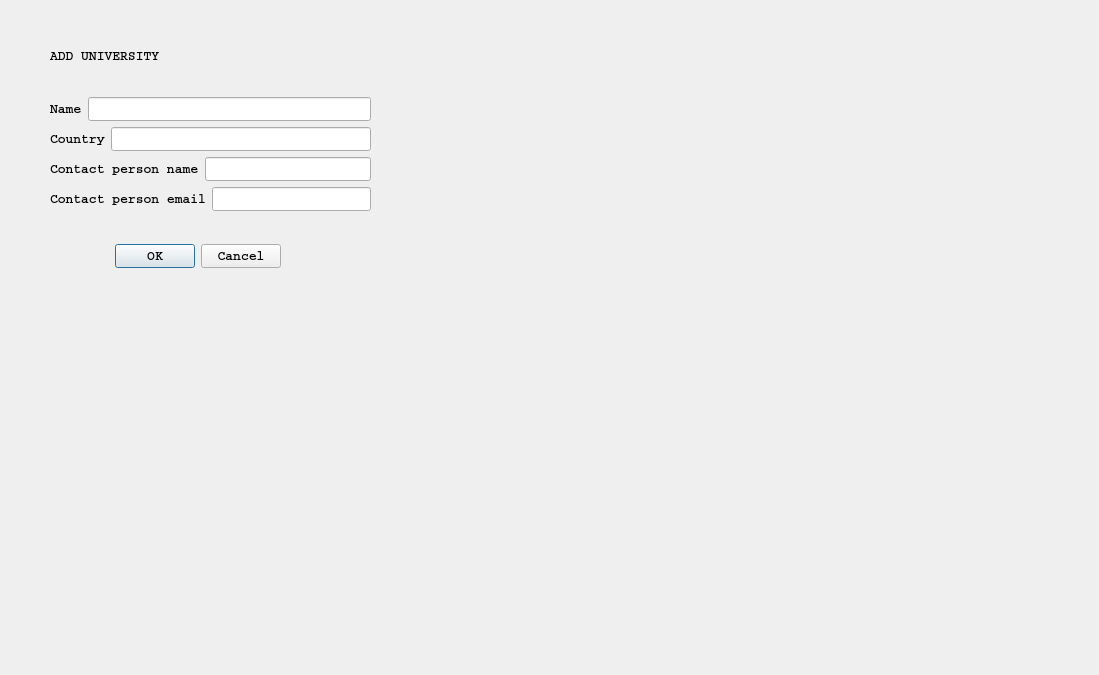
Above: universitydialog.ui from casalete/ErasmusIo before the change. Below: the same form after it.
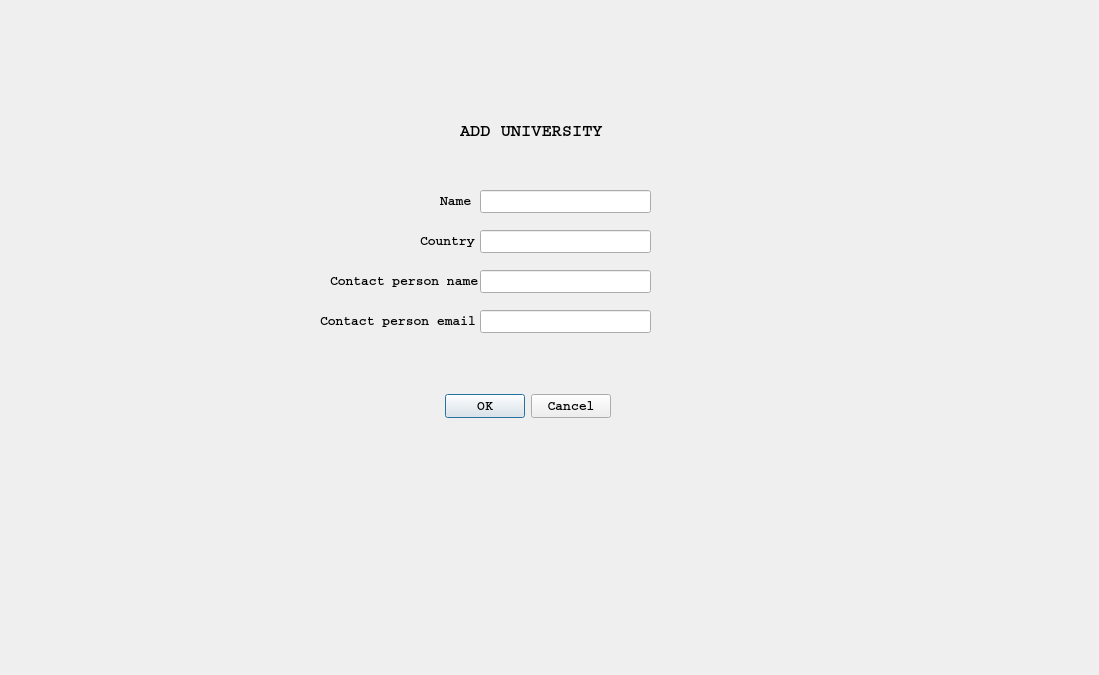
That is the form after the change. Icons and pictures are not drawn.

```diff
--- a/universitydialog.ui
+++ b/universitydialog.ui
@@ -19,8 +19,8 @@
   <widget class="QDialogButtonBox" name="buttonBox">
    <property name="geometry">
     <rect>
-     <x>110</x>
-     <y>240</y>
+     <x>440</x>
+     <y>390</y>
      <width>171</width>
      <height>32</height>
     </rect>
@@ -33,6 +33,9 @@
      <bold>true</bold>
     </font>
    </property>
+   <property name="styleSheet">
+    <string notr="true"/>
+   </property>
    <property name="orientation">
     <enum>Qt::Horizontal</enum>
    </property>
@@ -40,37 +43,81 @@
     <set>QDialogButtonBox::Cancel|QDialogButtonBox::Ok</set>
    </property>
   </widget>
-  <widget class="QWidget" name="layoutWidget">
-   <property name="geometry">
-    <rect>
-     <x>50</x>
-     <y>20</y>
-     <width>321</width>
-     <height>191</height>
-    </rect>
-   </property>
-   <layout class="QVBoxLayout" name="verticalLayout_2">
-    <item>
      <widget class="QLabel" name="label">
+   <property name="geometry">
+    <rect>
+     <x>460</x>
+     <y>110</y>
+     <width>151</width>
+     <height>41</height>
+    </rect>
+   </property>
       <property name="font">
        <font>
         <family>Courier</family>
-        <pointsize>10</pointsize>
+     <pointsize>13</pointsize>
         <weight>75</weight>
         <bold>true</bold>
        </font>
       </property>
+   <property name="styleSheet">
+    <string notr="true">background:transparent;</string>
+   </property>
       <property name="text">
        <string>ADD UNIVERSITY</string>
       </property>
      </widget>
-    </item>
-    <item>
-     <layout class="QVBoxLayout" name="verticalLayout">
-      <item>
-       <layout class="QHBoxLayout" name="horizontalLayout">
-        <item>
+  <widget class="QLineEdit" name="lineEdit_country">
+   <property name="geometry">
+    <rect>
+     <x>480</x>
+     <y>230</y>
+     <width>171</width>
+     <height>23</height>
+    </rect>
+   </property>
+   <property name="font">
+    <font>
+     <family>Courier</family>
+     <pointsize>10</pointsize>
+     <weight>75</weight>
+     <bold>true</bold>
+    </font>
+   </property>
+  </widget>
+  <widget class="QLabel" name="country">
+   <property name="geometry">
+    <rect>
+     <x>420</x>
+     <y>230</y>
+     <width>55</width>
+     <height>21</height>
+    </rect>
+   </property>
+   <property name="font">
+    <font>
+     <family>Courier</family>
+     <pointsize>10</pointsize>
+     <weight>75</weight>
+     <bold>true</bold>
+    </font>
+   </property>
+   <property name="styleSheet">
+    <string notr="true">background:transparent;</string>
+   </property>
+   <property name="text">
+    <string>Country</string>
+   </property>
+  </widget>
          <widget class="QLabel" name="name">
+   <property name="geometry">
+    <rect>
+     <x>440</x>
+     <y>190</y>
+     <width>32</width>
+     <height>21</height>
+    </rect>
+   </property>
           <property name="font">
            <font>
             <family>Courier</family>
@@ -79,29 +126,22 @@
             <bold>true</bold>
            </font>
           </property>
+   <property name="styleSheet">
+    <string notr="true">background:transparent;</string>
+   </property>
           <property name="text">
            <string>Name</string>
           </property>
          </widget>
-        </item>
-        <item>
          <widget class="QLineEdit" name="lineEdit_name">
-          <property name="font">
-           <font>
-            <family>Courier</family>
-            <pointsize>10</pointsize>
-            <weight>75</weight>
-            <bold>true</bold>
-           </font>
-          </property>
-         </widget>
-        </item>
-       </layout>
-      </item>
-      <item>
-       <layout class="QHBoxLayout" name="horizontalLayout_2">
-        <item>
-         <widget class="QLabel" name="country">
+   <property name="geometry">
+    <rect>
+     <x>480</x>
+     <y>190</y>
+     <width>171</width>
+     <height>23</height>
+    </rect>
+   </property>
           <property name="font">
            <font>
             <family>Courier</family>
@@ -110,29 +150,16 @@
             <bold>true</bold>
            </font>
           </property>
-          <property name="text">
-           <string>Country</string>
-          </property>
-         </widget>
-        </item>
-        <item>
-         <widget class="QLineEdit" name="lineEdit_country">
-          <property name="font">
-           <font>
-            <family>Courier</family>
-            <pointsize>10</pointsize>
-            <weight>75</weight>
-            <bold>true</bold>
-           </font>
-          </property>
-         </widget>
-        </item>
-       </layout>
-      </item>
-      <item>
-       <layout class="QHBoxLayout" name="horizontalLayout_3">
-        <item>
+  </widget>
          <widget class="QLabel" name="contactName">
+   <property name="geometry">
+    <rect>
+     <x>330</x>
+     <y>270</y>
+     <width>149</width>
+     <height>21</height>
+    </rect>
+   </property>
           <property name="font">
            <font>
             <family>Courier</family>
@@ -141,13 +168,22 @@
             <bold>true</bold>
            </font>
           </property>
+   <property name="styleSheet">
+    <string notr="true">background:transparent;</string>
+   </property>
           <property name="text">
            <string>Contact person name</string>
           </property>
          </widget>
-        </item>
-        <item>
          <widget class="QLineEdit" name="lineEdit_contactName">
+   <property name="geometry">
+    <rect>
+     <x>480</x>
+     <y>270</y>
+     <width>171</width>
+     <height>23</height>
+    </rect>
+   </property>
           <property name="font">
            <font>
             <family>Courier</family>
@@ -157,13 +193,15 @@
            </font>
           </property>
          </widget>
-        </item>
-       </layout>
-      </item>
-      <item>
-       <layout class="QHBoxLayout" name="horizontalLayout_4">
-        <item>
          <widget class="QLabel" name="contactEmail">
+   <property name="geometry">
+    <rect>
+     <x>320</x>
+     <y>310</y>
+     <width>156</width>
+     <height>21</height>
+    </rect>
+   </property>
           <property name="font">
            <font>
             <family>Courier</family>
@@ -172,13 +210,22 @@
             <bold>true</bold>
            </font>
           </property>
+   <property name="styleSheet">
+    <string notr="true">background:transparent;</string>
+   </property>
           <property name="text">
            <string>Contact person email</string>
           </property>
          </widget>
-        </item>
-        <item>
          <widget class="QLineEdit" name="lineEdit_contactEmail">
+   <property name="geometry">
+    <rect>
+     <x>480</x>
+     <y>310</y>
+     <width>171</width>
+     <height>23</height>
+    </rect>
+   </property>
           <property name="font">
            <font>
             <family>Courier</family>
@@ -187,13 +234,6 @@
             <bold>true</bold>
            </font>
           </property>
-         </widget>
-        </item>
-       </layout>
-      </item>
-     </layout>
-    </item>
-   </layout>
   </widget>
  </widget>
  <resources/>
```
Lines whose indentation alone changed are shown as unchanged.
